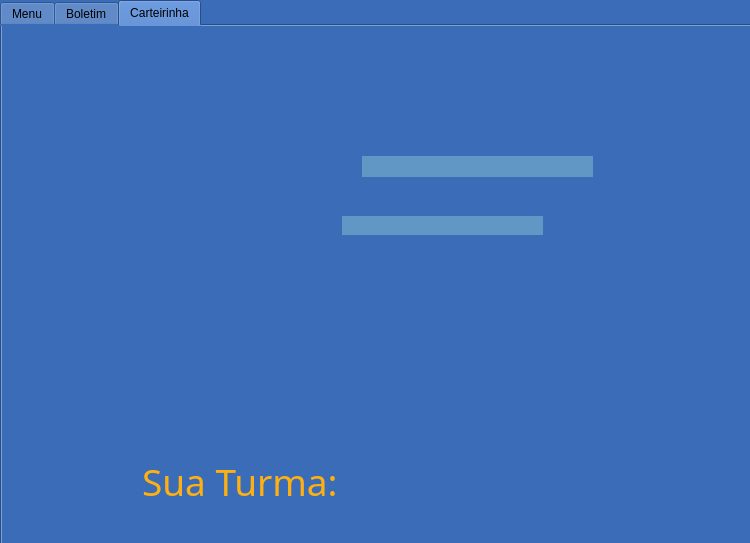
Before: the Qt Designer form menu-aluno.ui in vitoradsp/academicsys, drawn with Qt 5.
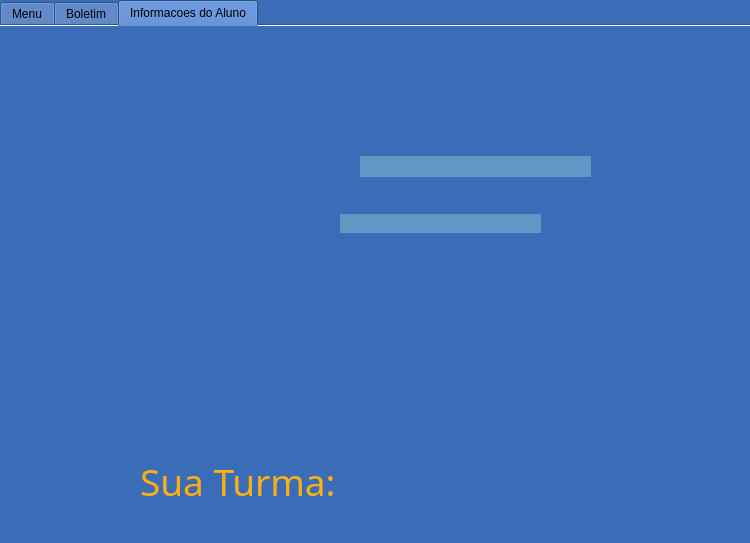
After: the same form once the commit is applied. The open tabs and pages were chosen to show the change. Icons and pictures are not drawn.

Patch:
```diff
--- a/menu-aluno.ui
+++ b/menu-aluno.ui
@@ -26,8 +26,17 @@
       <height>611</height>
      </rect>
     </property>
+    <property name="tabPosition">
+     <enum>QTabWidget::North</enum>
+    </property>
     <property name="currentIndex">
-     <number>2</number>
+     <number>0</number>
+    </property>
+    <property name="usesScrollButtons">
+     <bool>true</bool>
+    </property>
+    <property name="documentMode">
+     <bool>true</bool>
     </property>
     <widget class="QWidget" name="tab">
      <attribute name="title">
@@ -302,7 +311,7 @@
     </widget>
     <widget class="QWidget" name="tab_3">
      <attribute name="title">
-      <string>Carteirinha</string>
+      <string>Informacoes do Aluno</string>
      </attribute>
      <widget class="QLabel" name="titulosuaturma_2">
       <property name="geometry">
@@ -354,7 +363,7 @@
       <property name="font">
        <font>
         <family>Yu Gothic Medium</family>
-        <pointsize>12</pointsize>
+        <pointsize>18</pointsize>
        </font>
       </property>
       <property name="styleSheet">
@@ -368,7 +377,7 @@
       <property name="geometry">
        <rect>
         <x>340</x>
-        <y>190</y>
+        <y>188</y>
         <width>201</width>
         <height>19</height>
        </rect>
@@ -376,7 +385,7 @@
       <property name="font">
        <font>
         <family>Yu Gothic Medium</family>
-        <pointsize>12</pointsize>
+        <pointsize>18</pointsize>
         <weight>50</weight>
         <bold>false</bold>
        </font>
```
